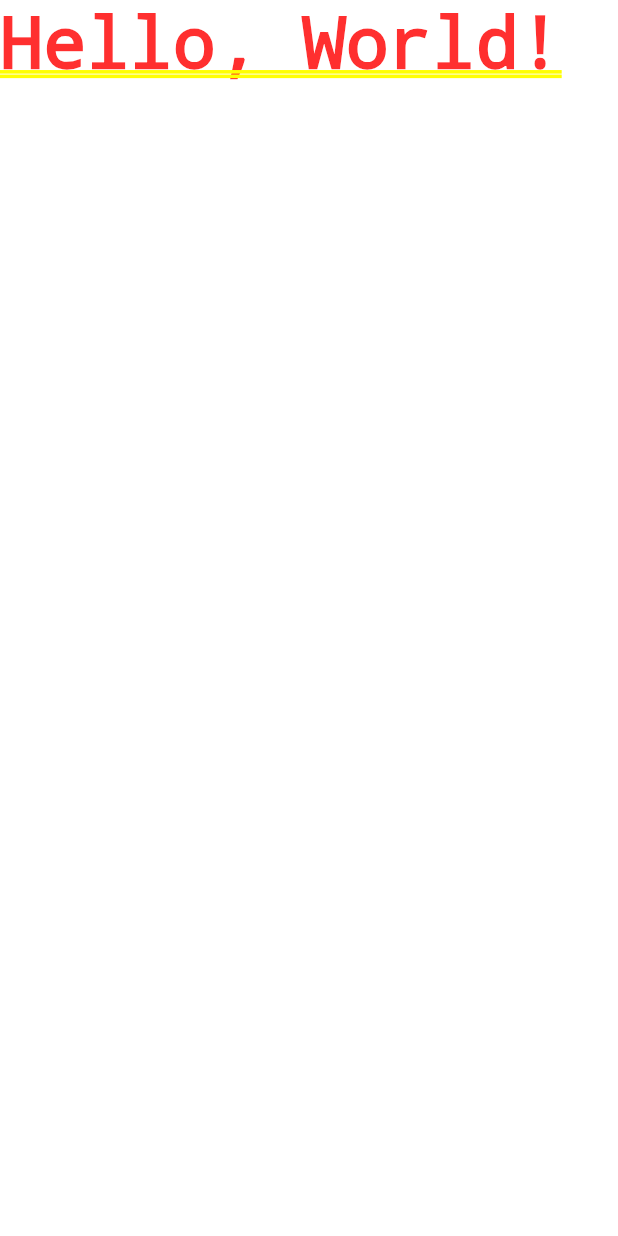
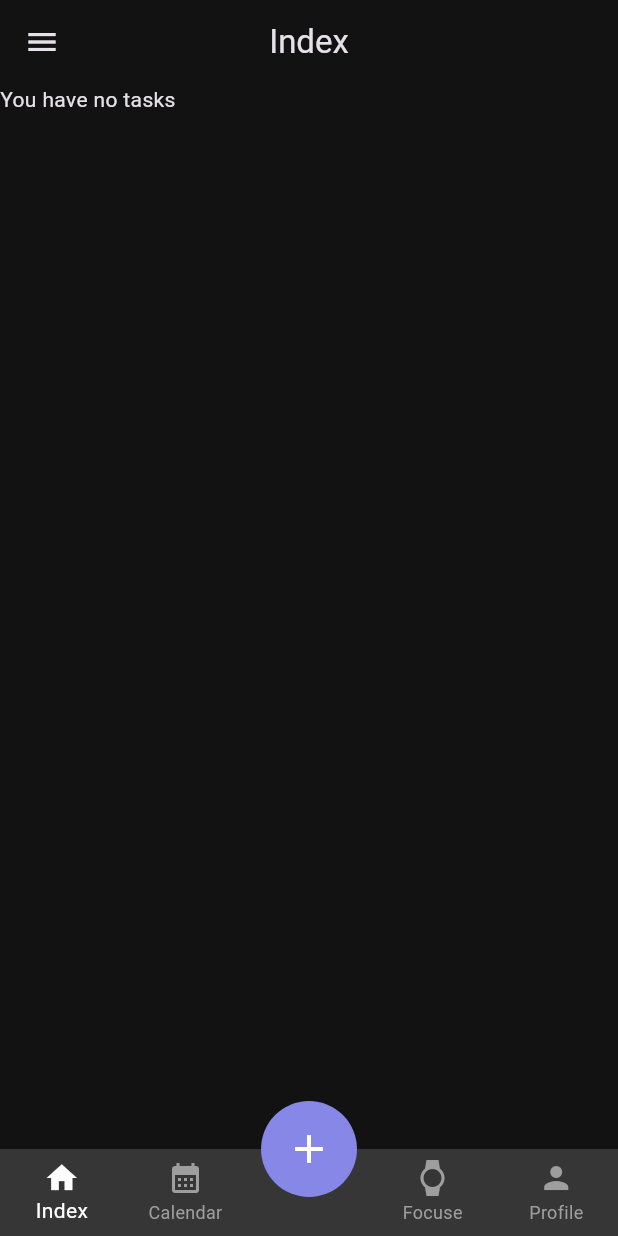
Before and after one commit to Sanjarbek17/really_simple_todolist_app, a Flutter app: the screen it shows after launch, on a phone screen of 412 x 824 dp. Run offline on Flutter 3.47's test engine with Material 3 defaults, Android fonts, the phone set to English and light mode, and no system bars.

Commit message:
dark-light, bottomnavigation

```diff
--- /dev/null
+++ b/lib/bloc/theme_manager.dart
@@ -0,0 +1,12 @@
+import 'package:flutter/material.dart';
+
+class ThemeManager with ChangeNotifier {
+  ThemeMode _themeMode = ThemeMode.dark;
+
+  ThemeMode get themeMode => _themeMode;
+
+  void toogleTheme() {
+    _themeMode = _themeMode == ThemeMode.light ? ThemeMode.dark : ThemeMode.light;
+    notifyListeners();
+  }
+}
--- /dev/null
+++ b/lib/core/custom_colors.dart
@@ -0,0 +1,7 @@
+import 'package:flutter/material.dart';
+
+class CustomColors {
+  static const Color primaryColor = Color(0xFF121212);
+  static const Color secondaryColor = Color(0xFF363636);
+  static const Color purple = Color(0xff8687E7);
+}
--- /dev/null
+++ b/lib/core/custom_theme.dart
@@ -0,0 +1,30 @@
+import 'package:flutter/material.dart';
+import 'package:really_simple_todolist_app/core/custom_colors.dart';
+
+final ThemeData lightTheme = ThemeData(
+  primarySwatch: Colors.blue,
+  appBarTheme: const AppBarTheme(
+    centerTitle: true,
+  ),
+);
+
+final ThemeData darkTheme = ThemeData(
+  brightness: Brightness.dark,
+  primaryColor: CustomColors.primaryColor,
+  scaffoldBackgroundColor: CustomColors.primaryColor,
+  // AppBarr
+  appBarTheme: const AppBarTheme(
+    backgroundColor: CustomColors.primaryColor,
+    centerTitle: true,
+  ),
+  // BottomNavigationBar
+  bottomNavigationBarTheme: const BottomNavigationBarThemeData(
+    backgroundColor: CustomColors.secondaryColor,
+    // ItemColor
+    selectedItemColor: Colors.white,
+    unselectedItemColor: Colors.grey,
+    // IconColor
+    // selectedIconTheme: IconThemeData(color: Colors.white),
+    // unselectedIconTheme: IconThemeData(color: Colors.white),
+  ),
+);
--- a/lib/main.dart
+++ b/lib/main.dart
@@ -1,20 +1,20 @@
 import 'package:flutter/material.dart';
+import 'package:provider/provider.dart';
+import 'package:really_simple_todolist_app/bloc/theme_manager.dart';
+import 'package:really_simple_todolist_app/my_app.dart';
 
 void main() {
-  runApp(const MyApp());
+  runApp(const App());
 }
 
-class MyApp extends StatelessWidget {
-  const MyApp({super.key});
+class App extends StatelessWidget {
+  const App({super.key});
 
   @override
   Widget build(BuildContext context) {
-    return MaterialApp(
-      title: 'Flutter Demo',
-      theme: ThemeData(
-        primarySwatch: Colors.blue,
-      ),
-      home: const Text('Hello, World!'),
+    return ChangeNotifierProvider(
+      create: (context) => ThemeManager(),
+      child: const MyApp(),
     );
   }
 }
--- /dev/null
+++ b/lib/my_app.dart
@@ -0,0 +1,123 @@
+import 'package:flutter/material.dart';
+import 'package:provider/provider.dart';
+import 'package:really_simple_todolist_app/bloc/theme_manager.dart';
+import 'package:really_simple_todolist_app/core/custom_colors.dart';
+import 'package:really_simple_todolist_app/core/custom_theme.dart';
+import 'package:really_simple_todolist_app/pages/calendar_screen.dart';
+import 'package:really_simple_todolist_app/pages/focuse_screen.dart';
+import 'package:really_simple_todolist_app/pages/home_screen.dart';
+import 'package:really_simple_todolist_app/pages/profile_screen.dart';
+
+
+class MyApp extends StatefulWidget {
+  const MyApp({super.key});
+
+  @override
+  State<MyApp> createState() => _MyAppState();
+}
+
+class _MyAppState extends State<MyApp> {
+  final List<Widget> _screens = const [
+    HomeScreen(),
+    CalendarScreen(),
+    SizedBox(),
+    FocuseScreen(),
+    ProfileScreen(),
+  ];
+
+  int _currentIndex = 0;
+
+  final PageController _pageController = PageController();
+
+  @override
+  void dispose() {
+    _pageController.dispose();
+    super.dispose();
+  }
+
+  @override
+  Widget build(BuildContext context) {
+    final themeManager = Provider.of<ThemeManager>(context);
+    return MaterialApp(
+      title: 'Simple TodoList',
+      darkTheme: darkTheme,
+      theme: lightTheme,
+      themeMode: themeManager.themeMode,
+      home: Scaffold(
+        body: PageView(
+          controller: _pageController,
+          children: _screens,
+          onPageChanged: (index) {
+            setState(() {
+              _currentIndex = index;
+            });
+          },
+        ),
+        floatingActionButton: Container(
+          color: Colors.transparent,
+          height: 100,
+          width: 100,
+          child: Align(
+            alignment: Alignment.center,
+            child: IconButton(
+              style: ElevatedButton.styleFrom(
+                backgroundColor: CustomColors.purple,
+                minimumSize: const Size(64,64),
+              ),
+              onPressed: () {
+                themeManager.toogleTheme();
+              },
+              icon: const Icon(
+                Icons.add,
+                size: 32,
+                color: Colors.white,
+              ),
+            ),
+          ),
+        ),
+        floatingActionButtonLocation: FloatingActionButtonLocation.centerDocked,
+        bottomNavigationBar: BottomNavigationBar(
+          type: BottomNavigationBarType.fixed,
+          currentIndex: _currentIndex,
+          onTap: (index) {
+            setState(() {
+              _currentIndex = index;
+            });
+            _pageController.animateTo(
+              MediaQuery.of(context).size.width * index,
+              duration: const Duration(milliseconds: 300),
+              curve: Curves.easeInOut,
+            );
+          },
+          items: const [
+            BottomNavigationBarItem(
+              icon: Icon(Icons.home),
+              label: 'Index',
+              backgroundColor: CustomColors.secondaryColor,
+            ),
+            BottomNavigationBarItem(
+              icon: Icon(Icons.calendar_month),
+              label: 'Calendar',
+              backgroundColor: CustomColors.secondaryColor,
+            ),
+            BottomNavigationBarItem(
+              icon: SizedBox(),
+              label: '',
+              backgroundColor: CustomColors.secondaryColor,
+            ),
+            BottomNavigationBarItem(
+              icon: Icon(Icons.watch),
+              label: 'Focuse',
+              backgroundColor: CustomColors.secondaryColor,
+            ),
+            BottomNavigationBarItem(
+              icon: Icon(Icons.person),
+              label: 'Profile',
+              backgroundColor: CustomColors.secondaryColor,
+            ),
+          ],
+        ),
+      ),
+    );
+  }
+}
--- /dev/null
+++ b/lib/pages/calendar_screen.dart
@@ -0,0 +1,12 @@
+import 'package:flutter/material.dart';
+
+class CalendarScreen extends StatelessWidget {
+  const CalendarScreen({super.key});
+
+  @override
+  Widget build(BuildContext context) {
+    return const Center(
+      child: Text('Calendar Screen'),
+    );
+  }
+}
--- /dev/null
+++ b/lib/pages/focuse_screen.dart
@@ -0,0 +1,12 @@
+import 'package:flutter/material.dart';
+
+class FocuseScreen extends StatelessWidget {
+  const FocuseScreen({super.key});
+
+  @override
+  Widget build(BuildContext context) {
+    return const Center(
+      child: Text('Focuse Screen'),
+    );
+  }
+}
--- /dev/null
+++ b/lib/pages/home_screen.dart
@@ -0,0 +1,32 @@
+import 'package:flutter/material.dart';
+
+class HomeScreen extends StatefulWidget {
+  const HomeScreen({super.key});
+
+  @override
+  State<HomeScreen> createState() => _HomeScreenState();
+}
+
+class _HomeScreenState extends State<HomeScreen> {
+  bool isHave = false;
+  @override
+  Widget build(BuildContext context) {
+    return Scaffold(
+      appBar: AppBar(
+        centerTitle: true,
+        leading: IconButton(
+          icon: const Icon(Icons.menu),
+          onPressed: () {},
+        ),
+        title: const Text('Index'),
+      ),
+      body: isHave
+          ? const Text(
+              'Add your tasks',
+            )
+          : const Text(
+              'You have no tasks',
+            ),
+    );
+  }
+}
--- /dev/null
+++ b/lib/pages/profile_screen.dart
@@ -0,0 +1,12 @@
+import 'package:flutter/material.dart';
+
+class ProfileScreen extends StatelessWidget {
+  const ProfileScreen({super.key});
+
+  @override
+  Widget build(BuildContext context) {
+    return const Center(
+      child: Text('Profile Screen'),
+    );
+  }
+}
--- a/pubspec.yaml
+++ b/pubspec.yaml
@@ -35,6 +35,8 @@ dependencies:
   # The following adds the Cupertino Icons font to your application.
   # Use with the CupertinoIcons class for iOS style icons.
   cupertino_icons: ^1.0.8
+  provider: ^6.1.2
+  persistent_bottom_nav_bar_v2: ^5.3.1
 
 dev_dependencies:
   flutter_test:
```
Also changed, not shown: pubspec.lock.
